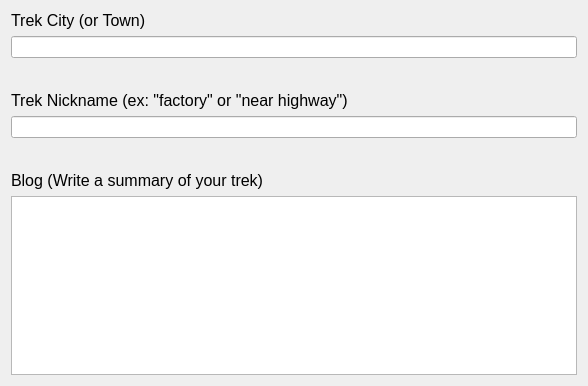
Old version of the form blogwidget.ui in the repository cjwhome/go3treksQt.
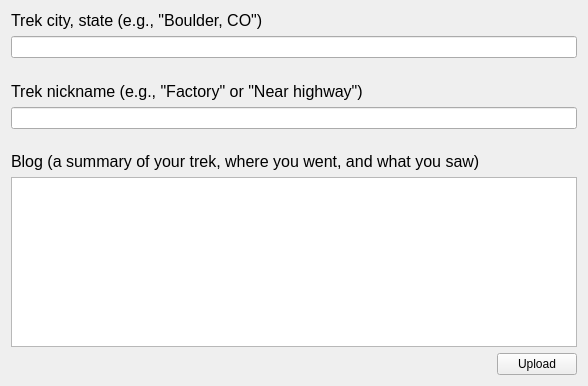
New version of the form.

What changed in the file:
```diff
--- a/blogwidget.ui
+++ b/blogwidget.ui
@@ -22,7 +22,7 @@
       </font>
      </property>
      <property name="text">
-      <string>Trek City (or Town)</string>
+      <string>Trek city, state (e.g., &quot;Boulder, CO&quot;)</string>
      </property>
     </widget>
    </item>
@@ -50,7 +50,7 @@
       </font>
      </property>
      <property name="text">
-      <string>Trek Nickname (ex: &quot;factory&quot; or &quot;near highway&quot;)</string>
+      <string>Trek nickname (e.g., &quot;Factory&quot; or &quot;Near highway&quot;)</string>
      </property>
     </widget>
    </item>
@@ -78,12 +78,19 @@
       </font>
      </property>
      <property name="text">
-      <string>Blog (Write a summary of your trek)</string>
+      <string>Blog (a summary of your trek, where you went, and what you saw)</string>
      </property>
     </widget>
    </item>
    <item>
-    <widget class="QPlainTextEdit" name="plainTextEdit"/>
+    <widget class="QPlainTextEdit" name="descBox"/>
+   </item>
+   <item alignment="Qt::AlignRight">
+    <widget class="QPushButton" name="uploadButton">
+     <property name="text">
+      <string>Upload</string>
+     </property>
+    </widget>
    </item>
   </layout>
  </widget>
```
Left out of the diff: 4 changed lines with no effect on the pictures.
